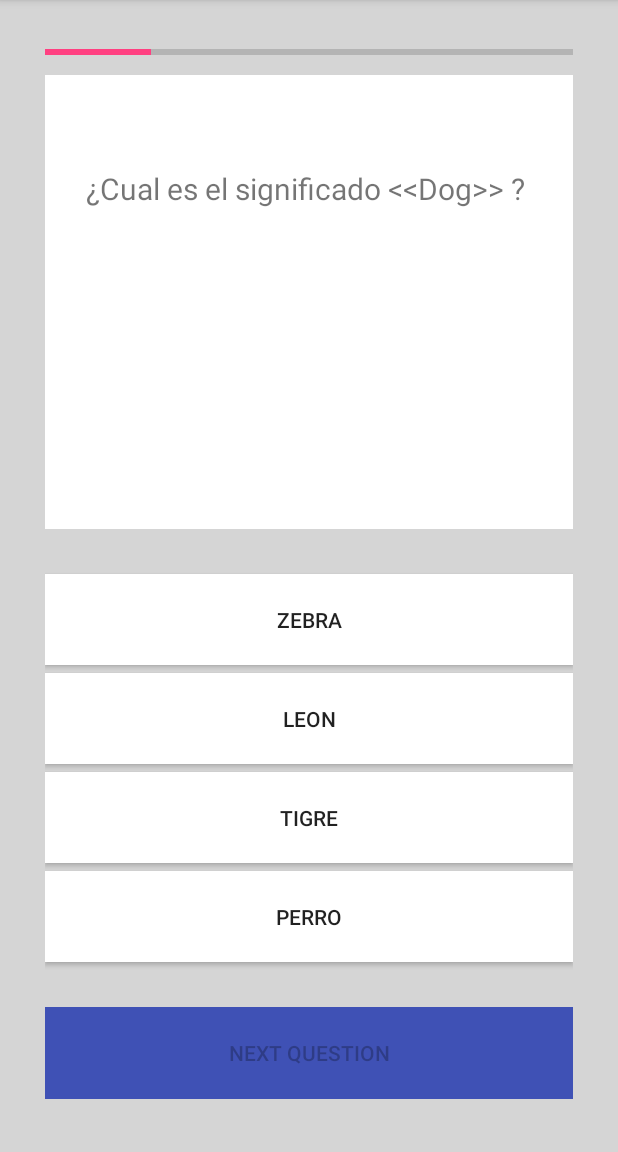
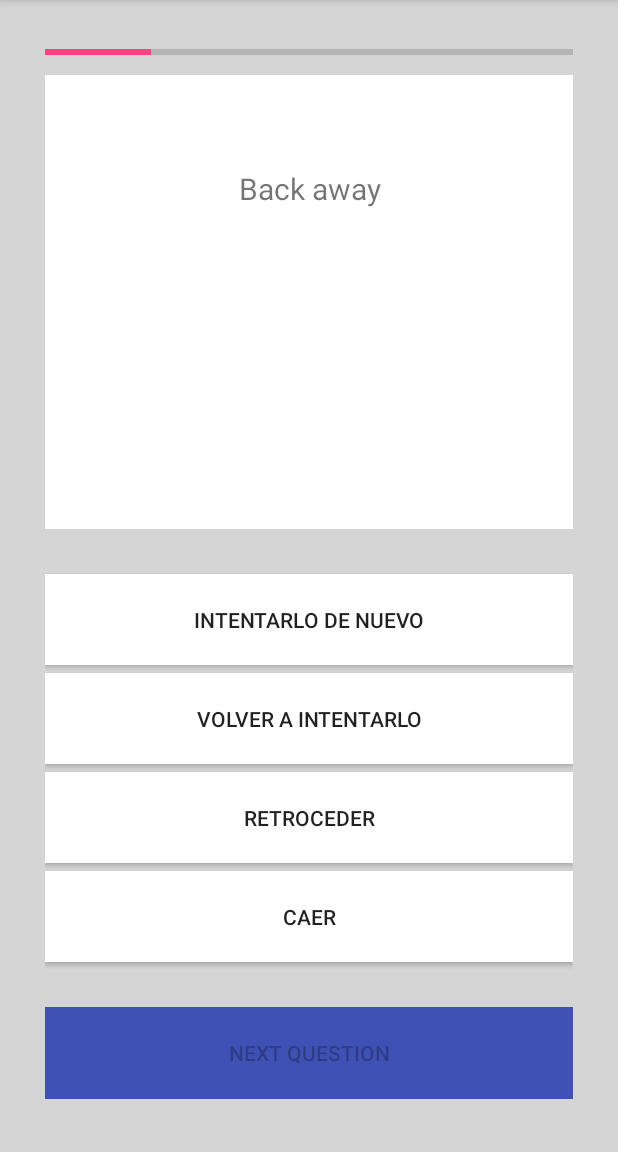
Before and after one commit to danzzdev/appBox, an Android app: the ExamActivity screen opened directly, with no data from a screen before it, after a tap on "NEXT QUESTION", on a phone screen of 412 x 824 dp, the part 84-1236 px from its top. Run offline under Robolectric (Android 15) with nearby library versions, the phone set to English and light mode, and no system bars; 1 other tap on this screen came first.

Commit message:
Fixes ExamActivity and BoxInfActivity

```diff
--- a/app/src/main/java/com/example/se/appbox/ExamActivity.java
+++ b/app/src/main/java/com/example/se/appbox/ExamActivity.java
@@ -1,5 +1,6 @@
 package com.example.se.appbox;
 
+import android.content.Intent;
 import android.graphics.Color;
 import android.support.v7.app.AppCompatActivity;
 import android.os.Bundle;
@@ -7,6 +8,8 @@ import android.view.View;
 import android.widget.Button;
 import android.widget.ProgressBar;
 import android.widget.TextView;
+
+import java.util.ArrayList;
 
 public class ExamActivity extends AppCompatActivity {
 
@@ -16,14 +19,13 @@ public class ExamActivity extends AppCompatActivity {
     private String valueButton3;
     private String valueButton4;
     private int progress;
+    private String txtValue;
+    private TextView tq2qxtView;
+    private TextView txtView2;
 
-
-    private String txtValue;
-
-
-
-    public TextView txtView;
-    public TextView txtView2;
+    private String[]  questions;
+    private String[]  answers;
+   private int contadorQ;
 
     @Override
     protected void onCreate(Bundle savedInstanceState) {
@@ -33,14 +35,53 @@ public class ExamActivity extends AppCompatActivity {
        final TextView txtView = (TextView)findViewById(R.id.textQ1);
         final TextView txtView2 = (TextView)findViewById(R.id.textQ2);
 
-        txtValue="¿Cual es el significado <<house>> ? ";
-        txtView.setText(txtValue);
+        contadorQ=0;
 
 
-        valueButton1="Teclado";
-        valueButton2="Tarea";
-        valueButton3="Casa";
-        valueButton4="Tabla";
+        questions= new String[5] ;
+        answers= new String[20] ;
+
+        questions[0]="Im going to walk the dog";
+        questions[1]="Back away";
+        questions[2]="I'm starting to break away from the traditions I was raised in";
+        questions[3]="The train drew into the station";
+        questions[4]="obnoxious";
+
+        answers[0]="Voy a pasear al perro";
+        answers[1]="Yo saqué a pasear al perro";
+        answers[2]="Yo quiero pasear al perro";
+        answers[3]="Yo salí a pasear al perro";
+
+        answers[4]="Intentarlo de nuevo";
+        answers[5]="Volver a intentarlo";
+        answers[6]="Retroceder";
+        answers[7]="Caer";
+
+        answers[8]="Estoy comenzando a olvidar las tradiciones con las que me criaron";
+        answers[9]="Estoy comenzando a alejarme de las tradiciones con las que me criaron";
+        answers[10]="Estoy comenzando a odiar las tradiciones con las que me criaron";
+        answers[11]="Estoy comenzando a recordar las tradiciones con las que me criaron";
+
+
+        answers[12]="El tren llegó a la estación";
+        answers[13]="El tren salió de la estación";
+        answers[14]="El tren se estrelló en la estación";
+        answers[15]="El tren se dañó a la estación";
+
+
+        answers[16]="Bueno";
+        answers[17]="Gracioso";
+        answers[18]="Limpio";
+        answers[19]="Desagradable";
+
+        txtValue=questions[contadorQ];
+        txtView.setText(txtValue);
+        valueButton1=answers[0];
+        valueButton2=answers[1];
+        valueButton3=answers[2];
+        valueButton4=answers[3];
+        answer=answers[0];
+
         final Button button1 = (Button) findViewById(R.id.button1);
         button1.setText(valueButton1);
         final Button button2 = (Button) findViewById(R.id.button2);
@@ -54,7 +95,6 @@ public class ExamActivity extends AppCompatActivity {
         buttonNext.setEnabled(false);
 
 
-        answer="Casa";
         final ProgressBar progressBar = (ProgressBar) findViewById(R.id.progressBar);
         progress=0;
         progressBar.setProgress(progress);
@@ -107,7 +147,7 @@ public class ExamActivity extends AppCompatActivity {
                     txtView2.setTextColor(Color.RED);
                     button2.setBackgroundColor(Color.RED);
                     if (answer.equals(valueButton1)){
-                        button2.setBackgroundColor(Color.GREEN);
+                        button1.setBackgroundColor(Color.GREEN);
                     }
                     if (answer.equals(valueButton3)){
                         button3.setBackgroundColor(Color.GREEN);
@@ -141,7 +181,7 @@ public class ExamActivity extends AppCompatActivity {
                         button2.setBackgroundColor(Color.GREEN);
                     }
                     if (answer.equals(valueButton1)){
-                        button3.setBackgroundColor(Color.GREEN);
+                        button1.setBackgroundColor(Color.GREEN);
                     }
                     if (answer.equals(valueButton4)){
                         button4.setBackgroundColor(Color.GREEN);
@@ -174,7 +214,7 @@ public class ExamActivity extends AppCompatActivity {
                         button3.setBackgroundColor(Color.GREEN);
                     }
                     if (answer.equals(valueButton1)){
-                        button4.setBackgroundColor(Color.GREEN);
+                        button1.setBackgroundColor(Color.GREEN);
                     }
                 }
                 button1.setEnabled(false);
@@ -189,14 +229,40 @@ public class ExamActivity extends AppCompatActivity {
         buttonNext.setOnClickListener(new View.OnClickListener() {
             @Override
             public void onClick(View v) {
-                txtValue="¿Cual es el significado <<Dog>> ? ";
-                answer="Perro";
+                if (contadorQ<4){
+                    contadorQ++;
+                }
+                txtValue=questions[contadorQ];
+                if(contadorQ==1){
+                    answer=answers[6];
+                    valueButton1=answers[4];
+                    valueButton2=answers[5];
+                    valueButton3=answers[6];
+                    valueButton4=answers[7];
+                }
+                if(contadorQ==2){
+                    answer=answers[9];
+                    valueButton1=answers[8];
+                    valueButton2=answers[9];
+                    valueButton3=answers[10];
+                    valueButton4=answers[11];
+                }
+                if(contadorQ==3){
+                    answer=answers[12];
+                    valueButton1=answers[12];
+                    valueButton2=answers[13];
+                    valueButton3=answers[14];
+                    valueButton4=answers[15];
+                }
+                if(contadorQ==4){
+                    answer=answers[19];
+                    valueButton1=answers[16];
+                    valueButton2=answers[17];
+                    valueButton3=answers[18];
+                    valueButton4=answers[19];
+                }
+
                 txtView.setText(txtValue);
-
-                valueButton1="Zebra";
-                valueButton2="Leon";
-                valueButton3="Tigre";
-                valueButton4="Perro";
                 button1.setText(valueButton1);
                 button2.setText(valueButton2);
                 button3.setText(valueButton3);
@@ -217,6 +283,14 @@ public class ExamActivity extends AppCompatActivity {
                 progress+=20;
                 progressBar.setProgress(progress);
 
+                if (progress==100){
+                    Intent myIntent = new Intent(ExamActivity.this, WelcomeActivity.class);
+                    myIntent.setFlags(Intent.FLAG_ACTIVITY_CLEAR_TOP);
+                    startActivity(myIntent);
+
+                }
+
+
             }
         });
 
```
Also changed, not shown: app/src/main/java/com/example/se/appbox/BoxInfActivity.java (+36 -0 lines), app/src/main/res/layout/activity_box_inf.xml (+44 -9 lines).
